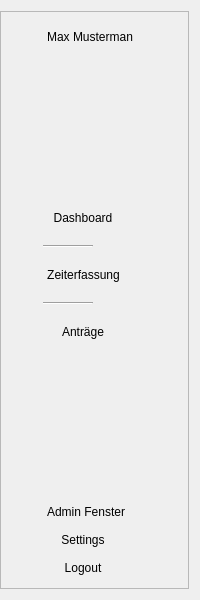
This is HR_Managment_System_Application/nav/navbar.ui in MehmetMertt/twentyONE_HR_System as Qt 5 draws it before an edit. The edited form follows.
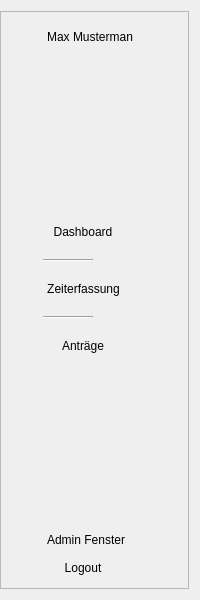
This is the edited form. Icons and pictures are not drawn.

```diff
--- a/HR_Managment_System_Application/nav/navbar.ui
+++ b/HR_Managment_System_Application/nav/navbar.ui
@@ -350,35 +350,6 @@
           </property>
          </widget>
         </item>
-        <item>
-         <widget class="QPushButton" name="settings">
-          <property name="sizePolicy">
-           <sizepolicy hsizetype="Maximum" vsizetype="Fixed">
-            <horstretch>0</horstretch>
-            <verstretch>0</verstretch>
-           </sizepolicy>
-          </property>
-          <property name="cursor">
-           <cursorShape>PointingHandCursor</cursorShape>
-          </property>
-          <property name="text">
-           <string>Settings</string>
-          </property>
-          <property name="icon">
-           <iconset resource="../stylesheet.qrc">
-            <normaloff>:/resourcen/icons/settings.svg</normaloff>:/resourcen/icons/settings.svg</iconset>
-          </property>
-          <property name="iconSize">
-           <size>
-            <width>28</width>
-            <height>28</height>
-           </size>
-          </property>
-          <property name="flat">
-           <bool>true</bool>
-          </property>
-         </widget>
-        </item>
         <item>
          <widget class="QPushButton" name="logout_button">
           <property name="sizePolicy">
```
